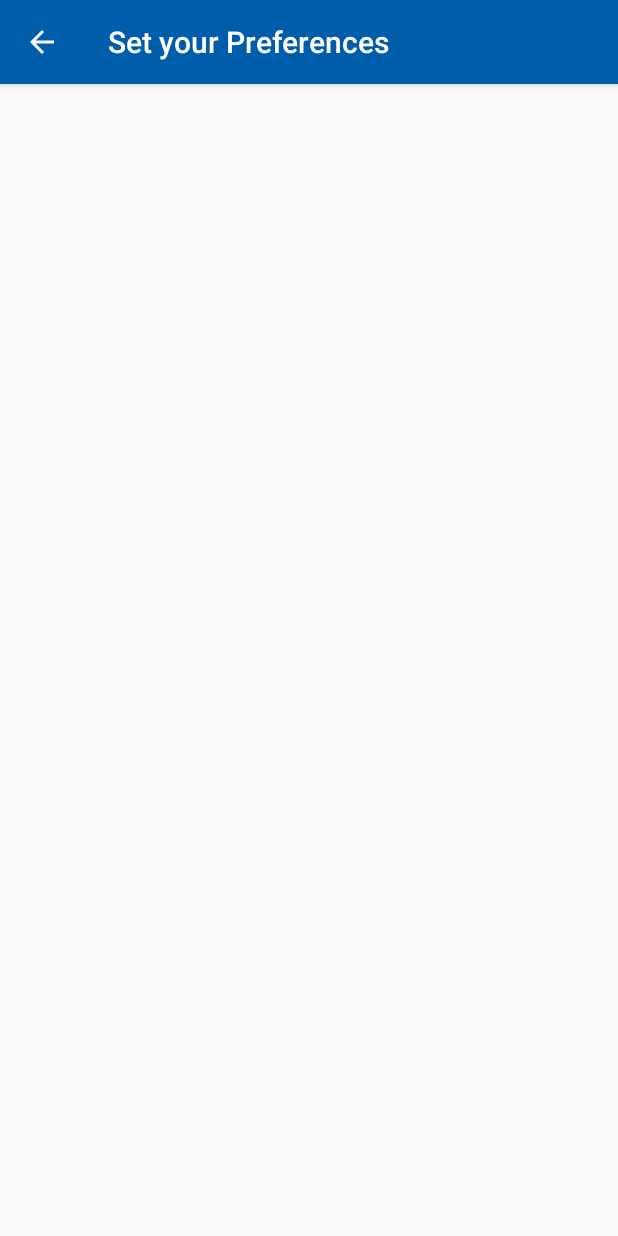
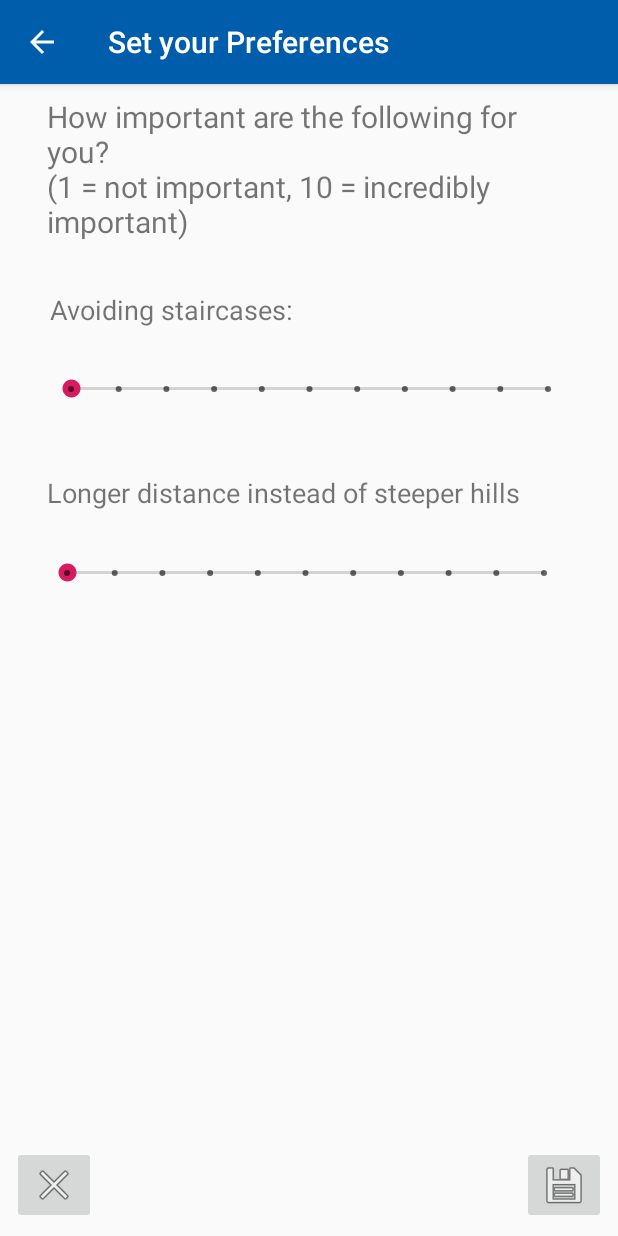
Before and after one commit to trr204/AccessStreatham, an Android app: the screen it shows after launch (Preferences), in the options menu, after a tap on "Preferences", on a phone screen of 412 x 824 dp. Run offline under Robolectric (Android 15) with nearby library versions, the phone set to English and light mode, and no system bars.

Commit message:
Add new database table for user preferences. Update Preferences activity with user inputs for initial preferences, with save and cancel buttons.

```diff
--- a/app/src/main/java/exeter/project/tobyreeve/execcessibility/DatabaseHelper.java
+++ b/app/src/main/java/exeter/project/tobyreeve/execcessibility/DatabaseHelper.java
@@ -32,9 +32,12 @@ public class DatabaseHelper extends SQLiteOpenHelper {
     public static final String EDGE_VERTEX_JOIN_TABLE_COLUMN_TWO = "EdgeId";
     public static final String EDGE_VERTEX_JOIN_TABLE_COLUMN_THREE = "VertexId";
     public static final String EDGE_VERTEX_JOIN_TABLE_COLUMN_FOUR = "VertexPosition";
+    public static final String USER_PREFERENCES_TABLE_NAME = "UserPreferences";
+    public static final String USER_PREFERENCES_TABLE_COLUMN_ONE = "PrefKey";
+    public static final String USER_PREFERENCES_TABLE_COLUMN_TWO = "PrefValue";
 
     public DatabaseHelper(Context context) {
-        super(context, DATABASE_NAME, null, 20);
+        super(context, DATABASE_NAME, null, 22);
     }
 
     @Override
@@ -51,6 +54,7 @@ public class DatabaseHelper extends SQLiteOpenHelper {
         db.execSQL("DROP TABLE IF EXISTS " + BUILDING_TABLE_NAME);
         db.execSQL("DROP TABLE IF EXISTS " + FEATURE_TABLE_NAME);
         db.execSQL("DROP TABLE IF EXISTS " + VERTEX_TABLE_NAME);
+        db.execSQL("DROP TABLE IF EXISTS " + USER_PREFERENCES_TABLE_NAME);
         db.execSQL("DROP TABLE IF EXISTS " + EDGE_TABLE_NAME);
         db.execSQL("DROP TABLE IF EXISTS " + EDGE_VERTEX_JOIN_TABLE_NAME);
         String sql = "CREATE TABLE " + BUILDING_TABLE_NAME + " (" +
@@ -58,9 +62,13 @@ public class DatabaseHelper extends SQLiteOpenHelper {
                 BUILDING_TABLE_COLUMN_TWO + " TEXT," + //NAME
                 BUILDING_TABLE_COLUMN_THREE + " TEXT)"; //DESCRIPTION
         db.execSQL(sql);
+        sql = "CREATE TABLE " + USER_PREFERENCES_TABLE_NAME + " (" +
+                USER_PREFERENCES_TABLE_COLUMN_ONE + " TEXT PRIMARY KEY," + //PREFKEY
+                USER_PREFERENCES_TABLE_COLUMN_TWO + " INTEGER)"; //PREFVALUE
+        db.execSQL(sql);
         sql = "CREATE TABLE " + FEATURE_TABLE_NAME + " (" +
                 FEATURE_TABLE_COLUMN_ONE + " INTEGER PRIMARY KEY AUTOINCREMENT," + //ID
-                FEATURE_TABLE_COLUMN_TWO + " INTEGER," + //BUILDINGIS
+                FEATURE_TABLE_COLUMN_TWO + " INTEGER," + //BUILDINGID
                 FEATURE_TABLE_COLUMN_THREE + " TEXT," + //NAME
                 FEATURE_TABLE_COLUMN_FOUR + " TEXT," + //DESCRIPTION
                 "FOREIGN KEY("+FEATURE_TABLE_COLUMN_TWO+") REFERENCES "+BUILDING_TABLE_NAME+"("+BUILDING_TABLE_COLUMN_ONE+"))";
@@ -87,6 +95,9 @@ public class DatabaseHelper extends SQLiteOpenHelper {
                 "FOREIGN KEY("+EDGE_VERTEX_JOIN_TABLE_COLUMN_TWO+") REFERENCES "+EDGE_TABLE_NAME+"("+EDGE_TABLE_COLUMN_ONE+")," +
                 "FOREIGN KEY("+EDGE_VERTEX_JOIN_TABLE_COLUMN_THREE+") REFERENCES "+VERTEX_TABLE_NAME+"("+VERTEX_TABLE_COLUMN_ONE+"))";
         db.execSQL(sql);
+
+        populateUserPreferencesData(db, "AvoidStaircases", 0);
+        populateUserPreferencesData(db, "DistanceOverAltitude", 0);
 
         populateBuildingData(db, "Amory","");
         populateBuildingData(db, "Bill Douglas Cinema Museum","");
@@ -986,6 +997,14 @@ public class DatabaseHelper extends SQLiteOpenHelper {
         return (result != -1);
     }
 
+    public boolean populateUserPreferencesData(SQLiteDatabase db, String prefKey, int prefValue) {
+        ContentValues contentValues = new ContentValues();
+        contentValues.put(USER_PREFERENCES_TABLE_COLUMN_ONE, prefKey);
+        contentValues.put(USER_PREFERENCES_TABLE_COLUMN_TWO, prefValue);
+        long result = db.insert(USER_PREFERENCES_TABLE_NAME, null, contentValues);
+        return (result != -1);
+    }
+
     public boolean populateFeatureData(SQLiteDatabase db, String name, String description, int buildingId) {
         ContentValues contentValues = new ContentValues();
         contentValues.put(FEATURE_TABLE_COLUMN_TWO, buildingId);
@@ -1061,6 +1080,12 @@ public class DatabaseHelper extends SQLiteOpenHelper {
         return res;
     }
 
+    public Cursor getUserPreferenceData() {
+        SQLiteDatabase db = this.getWritableDatabase();
+        Cursor res = db.rawQuery("SELECT " + USER_PREFERENCES_TABLE_COLUMN_ONE + "," + USER_PREFERENCES_TABLE_COLUMN_TWO + " FROM " + USER_PREFERENCES_TABLE_NAME, null);
+        return res;
+    }
+
     public Cursor getEdgeVertexJoinCount() {
         SQLiteDatabase db = this.getWritableDatabase();
         Cursor res = db.rawQuery("SELECT COUNT(*) FROM " + EDGE_VERTEX_JOIN_TABLE_NAME , null);
@@ -1072,4 +1097,11 @@ public class DatabaseHelper extends SQLiteOpenHelper {
         Cursor res = db.rawQuery("SELECT * FROM " + EDGE_VERTEX_JOIN_TABLE_NAME , null);
         return res;
     }
+
+    public void updateUserPreference(SQLiteDatabase db, String prefKey, int prefValue) {
+        String sql = "UPDATE "+USER_PREFERENCES_TABLE_NAME+" SET "+USER_PREFERENCES_TABLE_COLUMN_TWO+"="+prefValue+" WHERE "+USER_PREFERENCES_TABLE_COLUMN_ONE+"='"+prefKey+"'";
+        db.execSQL(sql);
+    }
+
+
 }
--- a/app/src/main/java/exeter/project/tobyreeve/execcessibility/Preferences.java
+++ b/app/src/main/java/exeter/project/tobyreeve/execcessibility/Preferences.java
@@ -1,15 +1,84 @@
 package exeter.project.tobyreeve.execcessibility;
 
+import android.content.SharedPreferences;
+import android.database.Cursor;
+import android.support.design.widget.Snackbar;
 import android.support.v7.app.AppCompatActivity;
 import android.os.Bundle;
+import android.view.View;
+import android.widget.ImageButton;
+import android.widget.SeekBar;
+import android.widget.Toast;
+
+import java.util.ArrayList;
+import java.util.HashMap;
+import java.util.List;
+import java.util.Map;
 
 public class Preferences extends AppCompatActivity {
     //TODO: Preferences
+
+    DatabaseHelper helper;
+    Map<String, SeekBar> seekBarMap;
+    public static final String AVOID_STAIRCASES = "AvoidStaircases";
+    public static final String DISTANCE_OVER_ALTITUDE = "DistanceOverAltitude";
+
     @Override
     protected void onCreate(Bundle savedInstanceState) {
         super.onCreate(savedInstanceState);
         setContentView(R.layout.activity_preferences);
+        helper = new DatabaseHelper(this);
+        SeekBar stairsSeekbar = (SeekBar) findViewById(R.id.avoid_staircases_seeker);
+        SeekBar distanceOverAltitudeSeekbar = (SeekBar) findViewById(R.id.distance_over_steep_seekbar);
+        ImageButton cancelPreferencesButton = (ImageButton) findViewById(R.id.cancel_preferences_button);
+        ImageButton savePreferencesButton = (ImageButton) findViewById(R.id.save_preferences_button);
+
+        seekBarMap = new HashMap<String, SeekBar>();
+        seekBarMap.put(AVOID_STAIRCASES, stairsSeekbar);
+        seekBarMap.put(DISTANCE_OVER_ALTITUDE, distanceOverAltitudeSeekbar);
+        loadPreferences();
+
+        savePreferencesButton.setOnClickListener(new View.OnClickListener() {
+            @Override
+            public void onClick(View view) {
+                savePreferences();
+            }
+        });
+
+        cancelPreferencesButton.setOnClickListener(new View.OnClickListener() {
+            @Override
+            public void onClick(View view) {
+                loadPreferences();
+            }
+        });
 
         getSupportActionBar().setDisplayHomeAsUpEnabled(true);
     }
+
+    public void loadPreferences() {
+        helper.getReadableDatabase();
+        Cursor prefCursor = helper.getUserPreferenceData();
+        for (int i = 0; i < prefCursor.getCount(); i++) {
+            while (prefCursor.moveToNext()) {
+                switch (prefCursor.getString(0)) {
+                    case AVOID_STAIRCASES:
+                        seekBarMap.get(AVOID_STAIRCASES).setProgress(prefCursor.getInt(1));
+                        break;
+                    case DISTANCE_OVER_ALTITUDE:
+                        seekBarMap.get(DISTANCE_OVER_ALTITUDE).setProgress(prefCursor.getInt(1));
+                        break;
+                    default:
+                        break;
+                }
+            }
+        }
+    }
+
+    public void savePreferences() {
+        //Snackbar.make(view, "Saving Preferences!!", Snackbar.LENGTH_LONG).setAction("Action", null).show();
+        for (Map.Entry<String, SeekBar> e : seekBarMap.entrySet()) {
+            helper.updateUserPreference(helper.getWritableDatabase(), e.getKey(), e.getValue().getProgress());
+        }
+        Toast.makeText(this, "Save successful!", Toast.LENGTH_LONG).show();
+    }
 }
--- a/app/src/main/res/layout/activity_preferences.xml
+++ b/app/src/main/res/layout/activity_preferences.xml
@@ -6,4 +6,97 @@
     android:layout_height="match_parent"
     tools:context=".Preferences">
 
+    <SeekBar
+        android:id="@+id/distance_over_steep_seekbar"
+        style="@style/Widget.AppCompat.SeekBar.Discrete"
+        android:layout_width="350dp"
+        android:layout_height="67dp"
+        android:layout_marginStart="8dp"
+        android:layout_marginTop="8dp"
+        android:layout_marginEnd="8dp"
+        android:max="10"
+        android:maxHeight="20dp"
+        android:minHeight="20dp"
+        android:progress="5"
+        app:layout_constraintEnd_toEndOf="parent"
+        app:layout_constraintHorizontal_bias="0.444"
+        app:layout_constraintStart_toStartOf="parent"
+        app:layout_constraintTop_toBottomOf="@+id/textView7" />
+
+    <TextView
+        android:id="@+id/textView7"
+        android:layout_width="350dp"
+        android:layout_height="wrap_content"
+        android:layout_marginStart="8dp"
+        android:layout_marginTop="24dp"
+        android:layout_marginEnd="8dp"
+        android:text="Longer distance instead of steeper hills"
+        android:textSize="18dp"
+        app:layout_constraintEnd_toEndOf="parent"
+        app:layout_constraintStart_toStartOf="parent"
+        app:layout_constraintTop_toBottomOf="@+id/avoid_staircases_seeker" />
+
+    <SeekBar
+        android:id="@+id/avoid_staircases_seeker"
+        style="@style/Widget.AppCompat.SeekBar.Discrete"
+        android:layout_width="350dp"
+        android:layout_height="65dp"
+        android:layout_marginStart="8dp"
+        android:layout_marginTop="8dp"
+        android:layout_marginEnd="8dp"
+        android:max="10"
+        android:maxHeight="20dp"
+        android:minHeight="20dp"
+        android:progress="5"
+        app:layout_constraintEnd_toEndOf="parent"
+        app:layout_constraintStart_toStartOf="parent"
+        app:layout_constraintTop_toBottomOf="@+id/textView6" />
+
+    <TextView
+        android:id="@+id/textView4"
+        android:layout_width="350dp"
+        android:layout_height="106dp"
+        android:layout_marginStart="8dp"
+        android:layout_marginTop="8dp"
+        android:layout_marginEnd="8dp"
+        android:text="How important are the following for you?\n(1 = not important, 10 = incredibly important)"
+        android:textSize="20dp"
+        app:layout_constraintEnd_toEndOf="parent"
+        app:layout_constraintStart_toStartOf="parent"
+        app:layout_constraintTop_toTopOf="parent" />
+
+    <TextView
+        android:id="@+id/textView6"
+        android:layout_width="350dp"
+        android:layout_height="wrap_content"
+        android:layout_marginStart="8dp"
+        android:layout_marginTop="24dp"
+        android:layout_marginEnd="8dp"
+        android:text="Avoiding staircases:"
+        android:textSize="18dp"
+        app:layout_constraintEnd_toEndOf="parent"
+        app:layout_constraintHorizontal_bias="0.555"
+        app:layout_constraintStart_toStartOf="parent"
+        app:layout_constraintTop_toBottomOf="@+id/textView4" />
+
+    <ImageButton
+        android:id="@+id/cancel_preferences_button"
+        android:layout_width="wrap_content"
+        android:layout_height="wrap_content"
+        android:layout_marginStart="8dp"
+        android:layout_marginBottom="8dp"
+        app:layout_constraintBottom_toBottomOf="parent"
+        app:layout_constraintStart_toStartOf="parent"
+        app:srcCompat="@android:drawable/ic_menu_close_clear_cancel" />
+
+    <ImageButton
+        android:id="@+id/save_preferences_button"
+        android:layout_width="wrap_content"
+        android:layout_height="wrap_content"
+        android:layout_marginEnd="8dp"
+        android:layout_marginBottom="8dp"
+        app:layout_constraintBottom_toBottomOf="parent"
+        app:layout_constraintEnd_toEndOf="parent"
+        app:srcCompat="@android:drawable/ic_menu_save" />
+
 </android.support.constraint.ConstraintLayout>
```
